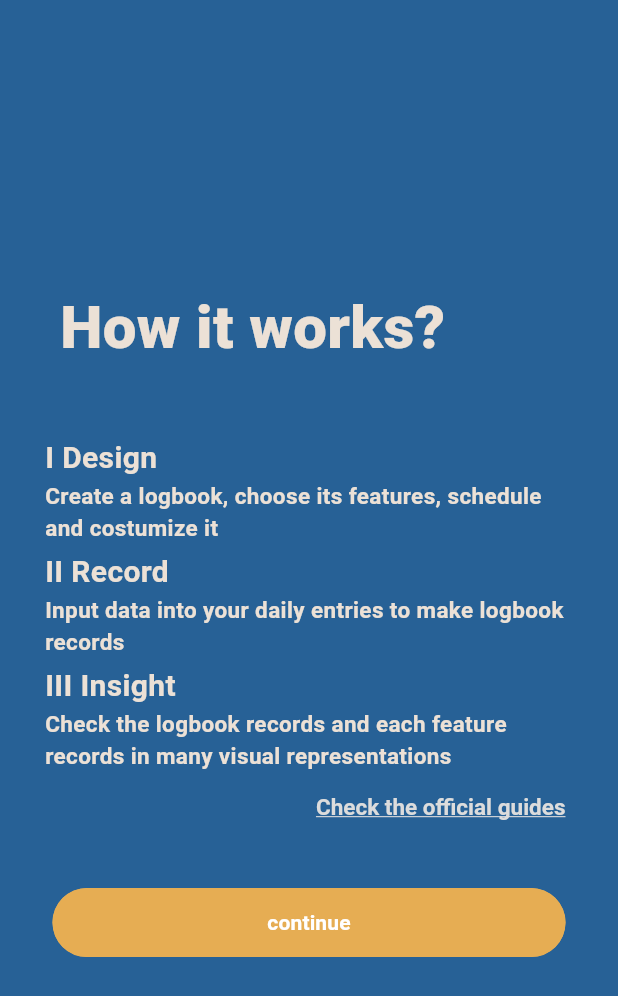
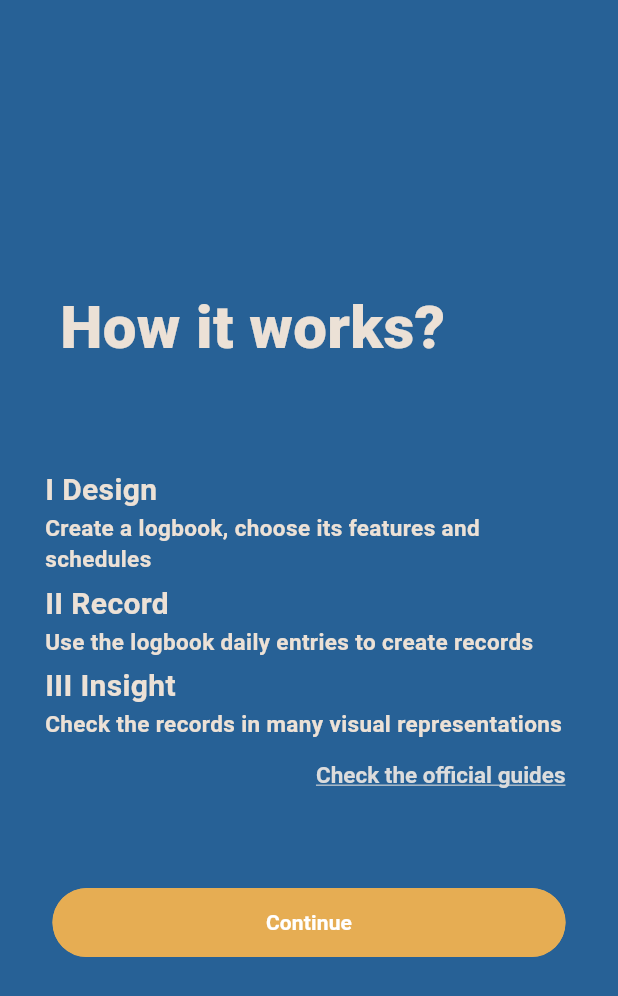
Before and after one commit to javiDev8/logbloc, a Flutter app: the screen it shows after launch, swiped to page 2, on a phone screen of 412 x 824 dp. Shown: the top 996 px of the screen. Run offline on Flutter 3.47's test engine with Material 3 defaults, Android fonts, the phone set to English and light mode, and no system bars; our stand-ins replace fl_chart, fluentui_system_icons, flutter_colorpicker, flutter_local_notifications, flutter_localization, flutter_material_design_icons and 11 more; missing offline and left inert: record, restart_app, workmanager; accounts and stored records are empty; statements that could not run were skipped.

Commit message:
welcome screen little improvs

```diff
--- a/lib/screens/welcome/welcome_page.dart
+++ b/lib/screens/welcome/welcome_page.dart
@@ -34,7 +34,7 @@ class WelcomePage extends StatelessWidget {
               children: [
                 Expanded(
                   child: Button(
-                    'continue',
+                    'Continue',
                     onPressed: () => controller.animateToPage(
                       index + 1,
                       duration: const Duration(milliseconds: 300),
--- a/lib/screens/welcome/welcome_screen.dart
+++ b/lib/screens/welcome/welcome_screen.dart
@@ -81,7 +81,7 @@ class WelcomeScreenState extends State<WelcomeScreen> {
                   children: [
                     Txt('I Design', s: 20, w: 6, p: EdgeInsets.all(0)),
                     Txt(
-                      'Create a logbook, choose its features, schedule and costumize it',
+                      'Create a logbook, choose its features and schedules',
                       s: 15,
                       w: 5,
                       p: EdgeInsets.all(0),
@@ -93,7 +93,7 @@ class WelcomeScreenState extends State<WelcomeScreen> {
                       p: EdgeInsets.only(top: 5),
                     ),
                     Txt(
-                      'Input data into your daily entries to make logbook records',
+                      'Use the logbook daily entries to create records',
                       s: 15,
                       w: 5,
                       p: EdgeInsets.all(0),
@@ -105,7 +105,7 @@ class WelcomeScreenState extends State<WelcomeScreen> {
                       p: EdgeInsets.only(top: 5),
                     ),
                     Txt(
-                      'Check the logbook records and each feature records in many visual representations',
+                      'Check the records in many visual representations',
                       s: 15,
                       w: 5,
                       p: EdgeInsets.all(0),
@@ -164,8 +164,9 @@ class WelcomeScreenState extends State<WelcomeScreen> {
                             ),
                           ),
                           Txt(
-                            'Explore Logbloc with 3 free logbooks. If you like it,'
-                            ' get unlimited logbooks with a small one-time purchase.',
+                            'Start your journey with 3 free logbooks.'
+                            ' You can unlock unlimited logbooks with a single,'
+                            ' low-cost purchase.',
                             s: 20,
                             w: 6,
                           ),
@@ -175,7 +176,7 @@ class WelcomeScreenState extends State<WelcomeScreen> {
                     Row(
                       children: [
                         Expanded(
-                          child: Button('lets go', onPressed: finish),
+                          child: Button('Start', onPressed: finish),
                         ),
                       ],
                     ),
```
Also changed, not shown: lib/screens/settings/about_section.dart (+11 -2 lines), lib/widgets/design/http_link.dart (+2 -5 lines).
